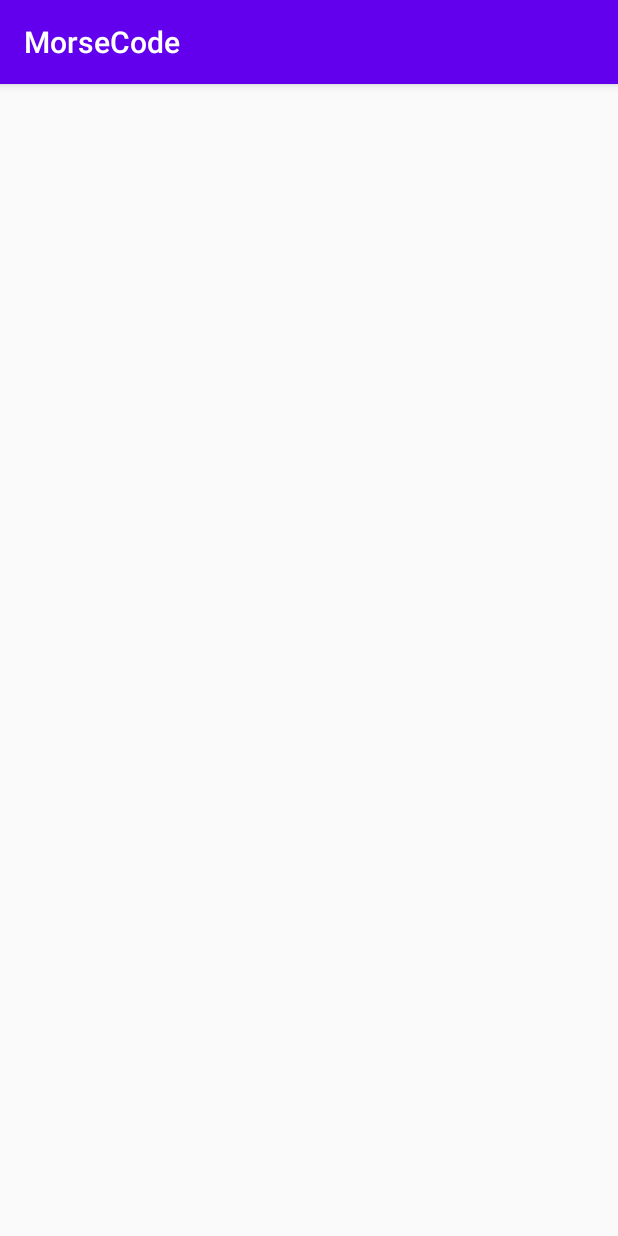
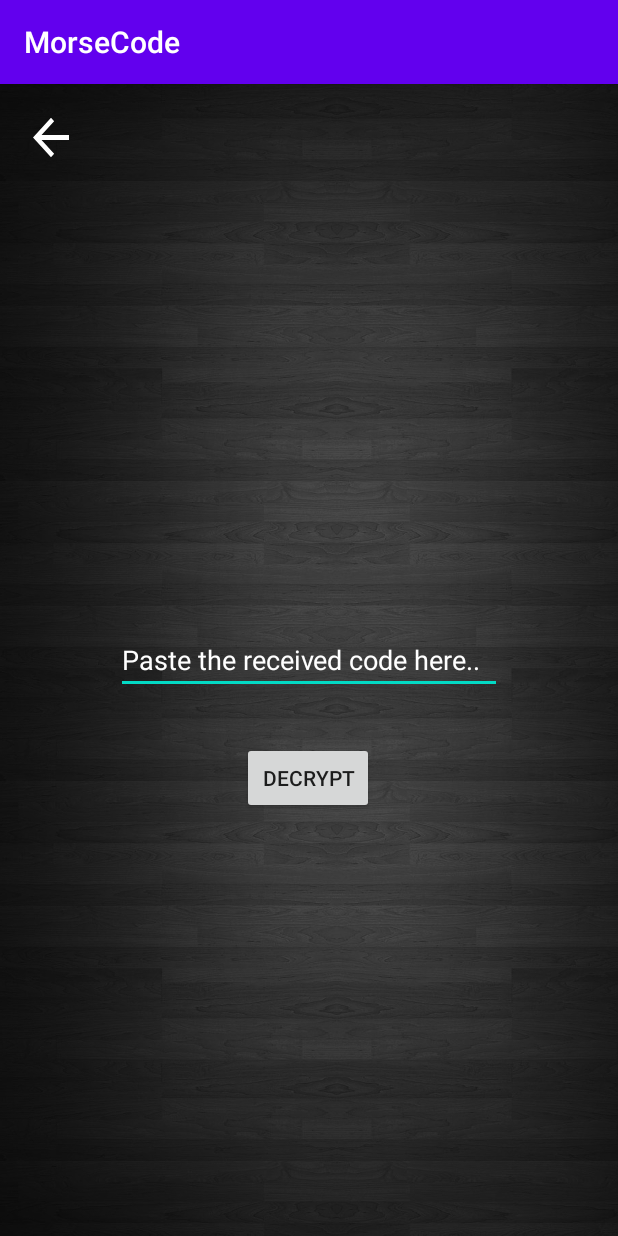
Before and after one commit to Alexandru2909/MorseCode, an Android app: the Display screen opened directly, with no data from a screen before it, on a phone screen of 412 x 824 dp. Run offline under Robolectric (Android 15) with nearby library versions, the phone set to English and light mode, and no system bars.

Commit message:
Finished the translation from morse. Clipboard didn't work.

```diff
--- a/app/src/main/AndroidManifest.xml
+++ b/app/src/main/AndroidManifest.xml
@@ -4,9 +4,9 @@
 
     <application
         android:allowBackup="true"
-        android:icon="@mipmap/ic_launcher"
+        android:icon="@drawable/letter"
         android:label="@string/app_name"
-        android:roundIcon="@mipmap/ic_launcher_round"
+        android:roundIcon="@drawable/letter"
         android:supportsRtl="true"
         android:theme="@style/AppTheme">
         <activity android:name=".Display"></activity>
@@ -18,5 +18,6 @@
             </intent-filter>
         </activity>
     </application>
+    <uses-permission android:name="android.permission.SEND_SMS" />
 
 </manifest>
--- a/app/src/main/java/com/example/morsecode/Display.java
+++ b/app/src/main/java/com/example/morsecode/Display.java
@@ -1,14 +1,57 @@
 package com.example.morsecode;
+
+import android.os.Bundle;
+import android.view.View;
+import android.widget.Button;
+import android.widget.EditText;
+import android.widget.TextView;
 
 import androidx.appcompat.app.AppCompatActivity;
 
-import android.os.Bundle;
-
 public class Display extends AppCompatActivity {
-
+    EditText input;
+    TextView output;
+    Morse m;
     @Override
     protected void onCreate(Bundle savedInstanceState) {
         super.onCreate(savedInstanceState);
         setContentView(R.layout.activity_display);
+        m = new Morse();
+        input = findViewById(R.id.editText2);
+        output = findViewById(R.id.textView3);
+        Button decrypt = findViewById(R.id.button4);
+        decrypt.setOnClickListener(new View.OnClickListener() {
+            @Override
+            public void onClick(View v) {
+                String tx = input.getText().toString();
+                if (tx.startsWith("Hey, put this text into MorseCode app:\n")){
+
+                    translate(tx.split("Hey, put this text into MorseCode app:\n")[1]);
+                }
+                else{
+                    translate(tx);
+                }
+
+            }
+        });
+
+        Button close = findViewById(R.id.button5);
+        close.setOnClickListener(new View.OnClickListener() {
+            @Override
+            public void onClick(View v) {
+                finish();
+            }
+        });
+
     }
+    public void translate(String x){
+        String[] letters = x.split(" ");
+        String word = "";
+        for(int i=0;i<letters.length;i++){
+
+            word+=m.fromMorse(letters[i]);
+        }
+        output.setText(word);
+    }
+
 }
--- a/app/src/main/res/layout/activity_display.xml
+++ b/app/src/main/res/layout/activity_display.xml
@@ -4,6 +4,57 @@
     xmlns:tools="http://schemas.android.com/tools"
     android:layout_width="match_parent"
     android:layout_height="match_parent"
+    android:background="@drawable/wood_cover"
     tools:context=".Display">
 
+    <EditText
+        android:id="@+id/editText2"
+        android:layout_width="257dp"
+        android:layout_height="wrap_content"
+        android:autofillHints="@string/paste_here"
+        android:ems="10"
+        android:hint="@string/paste_here"
+        android:inputType="textPersonName"
+        android:textColor="#FFFFFF"
+        android:textColorHint="#FFFFFF"
+        app:layout_constraintBottom_toBottomOf="parent"
+        app:layout_constraintEnd_toEndOf="parent"
+        app:layout_constraintHorizontal_bias="0.5"
+        app:layout_constraintStart_toStartOf="parent"
+        app:layout_constraintTop_toTopOf="parent" />
+
+    <TextView
+        android:id="@+id/textView3"
+        android:layout_width="wrap_content"
+        android:layout_height="wrap_content"
+        android:text=""
+        android:textColor="#FFFFFF"
+        android:textColorHint="#FFFFFF"
+        android:textSize="36sp"
+        app:layout_constraintBottom_toTopOf="@+id/editText2"
+        app:layout_constraintEnd_toEndOf="parent"
+        app:layout_constraintHorizontal_bias="0.5"
+        app:layout_constraintStart_toStartOf="parent"
+        app:layout_constraintTop_toTopOf="parent" />
+
+    <Button
+        android:id="@+id/button4"
+        android:layout_width="wrap_content"
+        android:layout_height="wrap_content"
+        android:layout_marginTop="32dp"
+        android:text="@string/decr2"
+        app:layout_constraintEnd_toEndOf="parent"
+        app:layout_constraintHorizontal_bias="0.498"
+        app:layout_constraintStart_toStartOf="parent"
+        app:layout_constraintTop_toBottomOf="@+id/editText2" />
+
+    <Button
+        android:id="@+id/button5"
+        android:layout_width="36dp"
+        android:layout_height="39dp"
+        android:layout_marginStart="16dp"
+        android:layout_marginTop="16dp"
+        android:background="@drawable/abc_vector_test"
+        app:layout_constraintStart_toStartOf="parent"
+        app:layout_constraintTop_toTopOf="parent" />
 </androidx.constraintlayout.widget.ConstraintLayout>
--- a/app/src/main/res/values/strings.xml
+++ b/app/src/main/res/values/strings.xml
@@ -2,4 +2,8 @@
     <string name="app_name">MorseCode</string>
     <string name="input_msg">Your message here..</string>
     <string name= "translate">Translate </string>
+    <string name="decr">Decrypt message</string>
+    <string name = "sms"> Send via SMS</string>
+    <string name="decr2">Decrypt</string>
+    <string name="paste_here">Paste the received code here..</string>
 </resources>
```
Also changed, not shown: app/src/main/java/com/example/morsecode/MainActivity.java (+24 -14 lines), app/src/main/java/com/example/morsecode/Morse.java (+10 -3 lines), app/src/main/res/layout/activity_main.xml (+25 -2 lines), app/src/main/res/drawable/letter.png (added).
